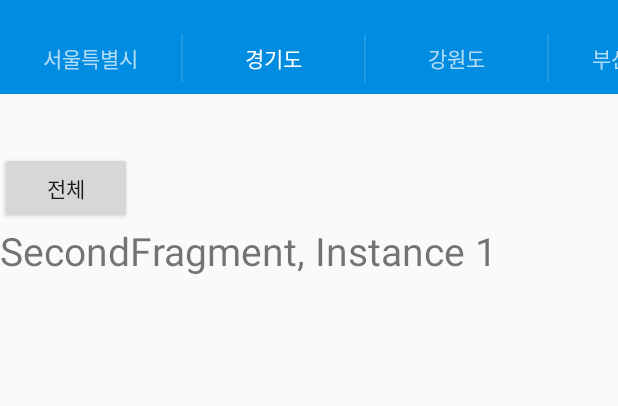
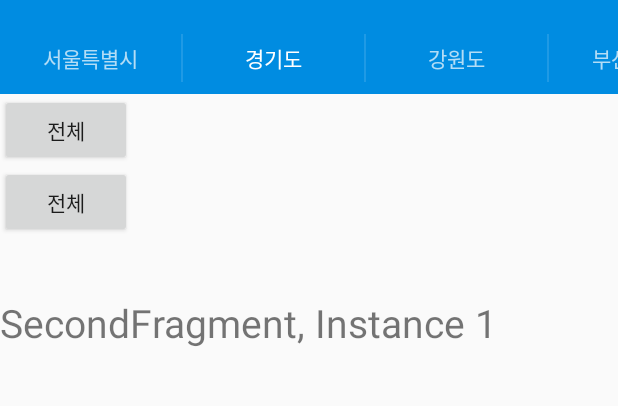
Before and after one commit to rhfoqkq000/RideCapsule, an Android app: the fragment FragmentTourist placed in its activity, tab 2 chosen, on a phone screen of 412 x 824 dp, the part 62-468 px from its top. Run offline under Robolectric (Android 15) with nearby library versions, the phone set to English and light mode, and no system bars; our stand-ins replace ButterKnife; libraries missing offline, so code that uses them is left out: com.roughike.bottombar; plain views replace BottomBar; 1 statement that could not run was skipped.

Commit message:
change city from swipe to button.....;(

```diff
--- a/app/src/main/res/layout/fragment_tourist.xml
+++ b/app/src/main/res/layout/fragment_tourist.xml
@@ -7,8 +7,25 @@
     tools:context="com.example.horse.travel.tourist.FragmentTourist"
     android:orientation="vertical">
 
+
+
+    <Button
+        android:id="@+id/city"
+        android:layout_width="wrap_content"
+        android:layout_height="wrap_content"
+        android:text="전체"/>
+
+    <Button
+        android:id="@+id/town"
+        android:layout_width="wrap_content"
+        android:layout_height="wrap_content"
+        android:text="전체"/>
+    <LinearLayout
+        android:layout_width="wrap_content"
+        android:layout_height="wrap_content"
+        android:orientation="vertical">
         <TextView
-        android:id="@+id/tv1"
+            android:id="@+id/tour_title1"
             android:layout_width="wrap_content"
             android:layout_height="wrap_content"
             app:layout_constraintBottom_toBottomOf="parent"
@@ -17,20 +34,14 @@
             app:layout_constraintTop_toTopOf="parent" />
 
         <TextView
-        android:id="@+id/tv2"
+            android:id="@+id/tour_title2"
             android:layout_width="wrap_content"
             android:layout_height="wrap_content"
             app:layout_constraintBottom_toBottomOf="parent"
             app:layout_constraintLeft_toLeftOf="parent"
             app:layout_constraintRight_toRightOf="parent"
             app:layout_constraintTop_toTopOf="parent" />
-
-    <Button
-        android:id="@+id/town"
-        android:layout_width="wrap_content"
-        android:layout_height="wrap_content"
-        android:text="전체"/>
-
+    </LinearLayout>
 
     <android.support.v4.view.ViewPager
         android:id="@+id/pager"
```
Also changed, not shown: app/src/main/java/com/example/horse/travel/tourist/FragmentTourist.java (+52 -23 lines). Lines whose indentation alone changed are shown as unchanged.
